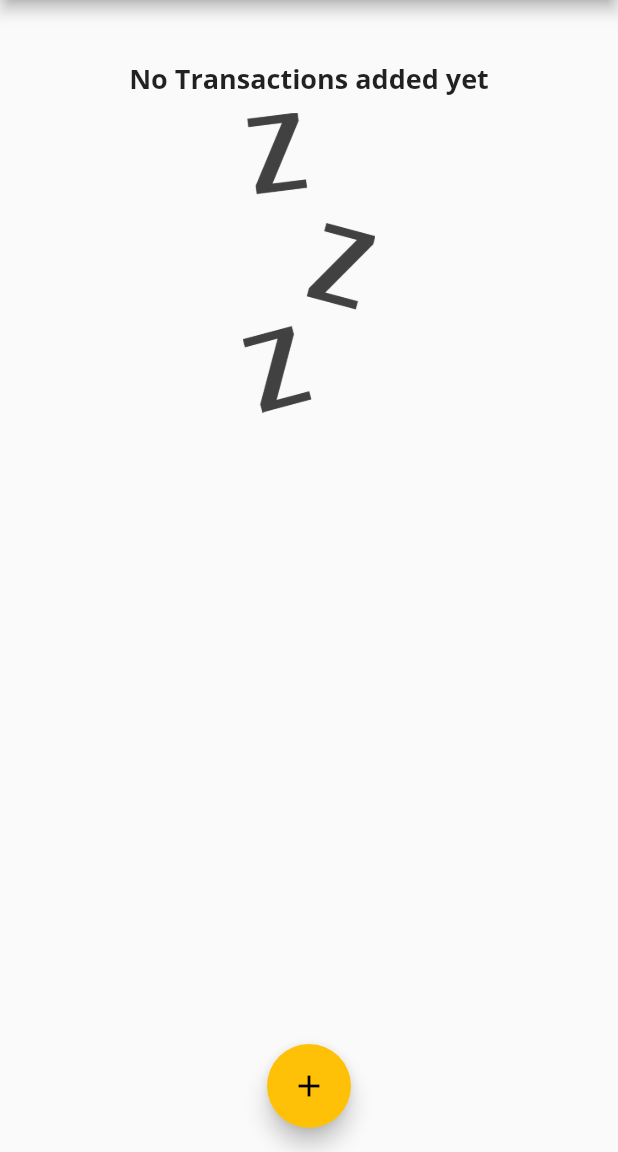
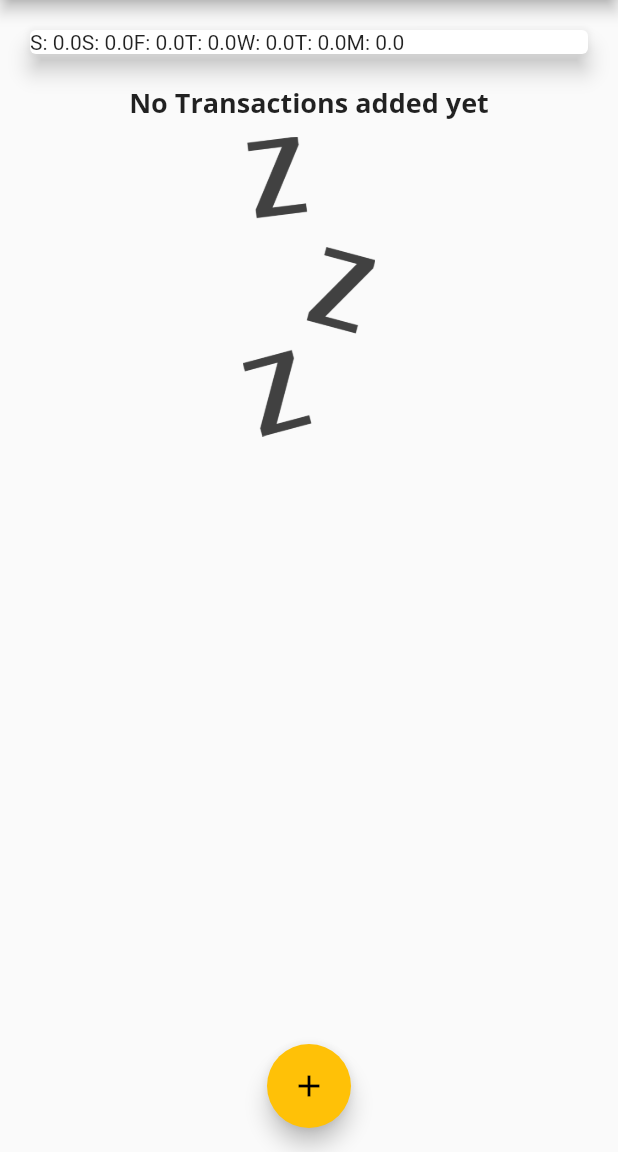
Before and after one commit to Giimhana-Dissanayake/expenses_app, a Flutter app: the screen it shows after launch, on a phone screen of 412 x 824 dp, the part 84-1236 px from its top. Run offline on Flutter 3.47's test engine with Material 2 defaults, Android fonts, the phone set to English and light mode, and no system bars.

Commit message:
102.creating bars for our chart

```diff
--- a/lib/widgets/chart.dart
+++ b/lib/widgets/chart.dart
@@ -30,7 +30,7 @@ class Chart extends StatelessWidget {
         print(totalSum);
 
         return {
-          'day': DateFormat.E().format(weekDay),
+          'day': DateFormat.E().format(weekDay).substring(0, 1),
           'amount': totalSum,
         };
       },
@@ -44,7 +44,11 @@ class Chart extends StatelessWidget {
       elevation: 6,
       margin: EdgeInsets.all(20),
       child: Row(
-        children: [],
+        children: groupedTransactionValues.map(
+          (data) {
+            return Text('${data['day']}: ${data['amount']}');
+          },
+        ).toList(),
       ),
     );
   }
```
Also changed, not shown: lib/widgets/chart_bar.dart (added, +45 -0 lines).
